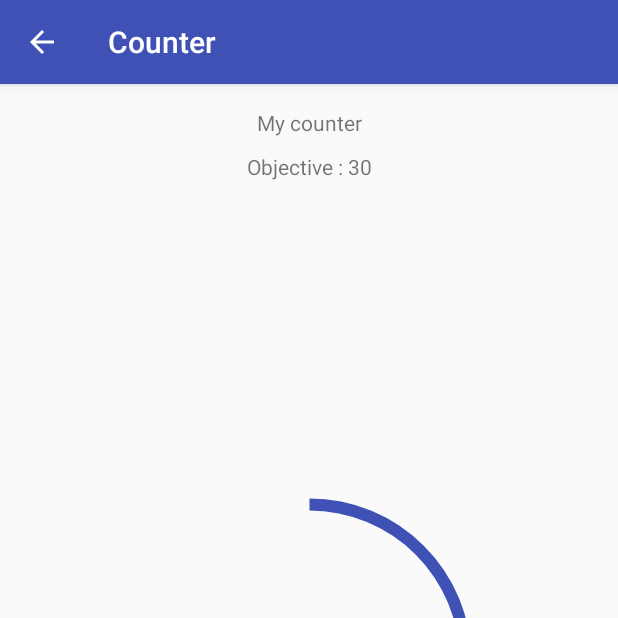
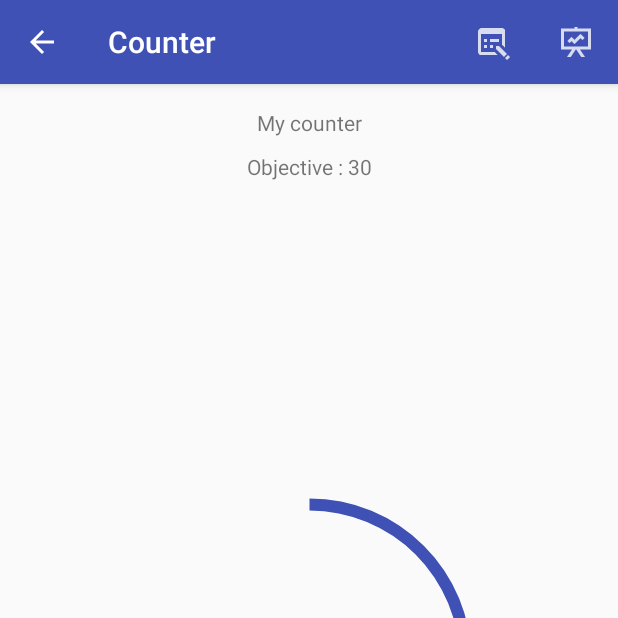
Before and after one commit to moussa-b/counter, an Android app: the CounterActivity screen opened directly, with no data from a screen before it, on a phone screen of 412 x 824 dp, the top half of it. Run offline under Robolectric (Android 15) with nearby library versions, the phone set to English and light mode, and no system bars; libraries missing offline, so code that uses them is left out: com.j256.ormlite; 2 statements that could not run were skipped.

Commit message:
add menu counter edit + statistics

```diff
--- a/app/src/main/java/com/mbo/counter/counter/CounterActivity.java
+++ b/app/src/main/java/com/mbo/counter/counter/CounterActivity.java
@@ -3,6 +3,7 @@ package com.mbo.counter.counter;
 import android.os.Bundle;
 import android.support.v7.app.ActionBar;
 import android.support.v7.app.AppCompatActivity;
+import android.view.Menu;
 
 import com.mbo.counter.R;
 import com.mbo.counter.data.source.ormlite.OrmLiteDataSource;
@@ -48,6 +49,14 @@ public class CounterActivity extends AppCompatActivity
     }
 
     @Override
+    public boolean onCreateOptionsMenu(Menu menu)
+    {
+        // Inflate the menu; this adds items to the action bar if it is present.
+        getMenuInflater().inflate(R.menu.menu_counter, menu);
+        return true;
+    }
+
+    @Override
     public boolean onSupportNavigateUp()
     {
         onBackPressed();
--- a/app/src/main/java/com/mbo/counter/counter/CounterContract.java
+++ b/app/src/main/java/com/mbo/counter/counter/CounterContract.java
@@ -19,10 +19,18 @@ public interface CounterContract
         void setName(String name);
 
         void setProgression(int total, int count);
+
+        void showEditCounter();
+
+        void showCounterStatistics();
+
+        void showCountersList();
     }
 
     interface Presenter extends BasePresenter
     {
+        int getCounterId();
+
         int getTotal();
 
         int incrementCounter();
--- a/app/src/main/java/com/mbo/counter/counter/CounterPresenter.java
+++ b/app/src/main/java/com/mbo/counter/counter/CounterPresenter.java
@@ -31,6 +31,12 @@ public class CounterPresenter implements CounterContract.Presenter
     public void start()
     {
         populateCounter();
+    }
+
+    @Override
+    public int getCounterId()
+    {
+        return mCounterId;
     }
 
     @Override
--- a/app/src/main/java/com/mbo/counter/data/model/Counter.java
+++ b/app/src/main/java/com/mbo/counter/data/model/Counter.java
@@ -1,7 +1,9 @@
 package com.mbo.counter.data.model;
 
 import com.j256.ormlite.field.DatabaseField;
+import com.j256.ormlite.table.DatabaseTable;
 
+@DatabaseTable
 public class Counter
 {
     @DatabaseField(generatedId = true)
--- a/app/src/main/java/com/mbo/counter/data/source/ormlite/OrmLiteDataSource.java
+++ b/app/src/main/java/com/mbo/counter/data/source/ormlite/OrmLiteDataSource.java
@@ -117,6 +117,7 @@ public class OrmLiteDataSource implements CounterDataSource
             e.printStackTrace();
         }
     }
+
     @Override
     public void deleteCounter(int counterId)
     {
--- a/app/src/main/java/com/mbo/counter/home/HomeActivity.java
+++ b/app/src/main/java/com/mbo/counter/home/HomeActivity.java
@@ -68,7 +68,7 @@ public class HomeActivity extends AppCompatActivity implements NavigationView.On
     public boolean onCreateOptionsMenu(Menu menu)
     {
         // Inflate the menu; this adds items to the action bar if it is present.
-        getMenuInflater().inflate(R.menu.home, menu);
+        getMenuInflater().inflate(R.menu.menu_home, menu);
         return true;
     }
 
--- /dev/null
+++ b/app/src/main/res/menu/menu_counter.xml
@@ -0,0 +1,14 @@
+<?xml version="1.0" encoding="utf-8"?>
+<menu xmlns:android="http://schemas.android.com/apk/res/android"
+      xmlns:app="http://schemas.android.com/apk/res-auto">
+    <item
+        android:id="@+id/action_edit"
+        android:icon="@drawable/ic_menu_edit"
+        android:title="@string/action_edit"
+        app:showAsAction="always"/>
+    <item
+        android:id="@+id/action_statistics"
+        android:icon="@drawable/ic_menu_statistics"
+        android:title="@string/action_edit"
+        app:showAsAction="ifRoom"/>
+</menu>
--- a/app/src/main/res/menu/home.xml
+++ b/app/src/main/res/menu/menu_home.xml
@@ -2,8 +2,7 @@
 <menu xmlns:android="http://schemas.android.com/apk/res/android"
       xmlns:app="http://schemas.android.com/apk/res-auto">
     <item
-        android:id="@+id/action_settings"
-        android:orderInCategory="100"
+        android:id="@+id/action_edit"
         android:icon="@drawable/ic_menu_edit"
         android:title="@string/action_edit"
         app:showAsAction="always"/>
```
Also changed, not shown: app/src/main/java/com/mbo/counter/counter/CounterFragment.java (+51 -3 lines), app/src/main/java/com/mbo/counter/data/model/CounterGroup.java (added, +59 -0 lines), app/src/main/java/com/mbo/counter/data/model/Statistic.java (added, +47 -0 lines), app/src/main/java/com/mbo/counter/home/HomeFragment.java (+6 -6 lines), app/src/main/res/drawable-hdpi/ic_menu_settings.png (added), app/src/main/res/drawable-hdpi/ic_menu_statistics.png (added), app/src/main/res/drawable-mdpi/ic_menu_settings.png (added), app/src/main/res/drawable-mdpi/ic_menu_statistics.png (added), app/src/main/res/drawable-xhdpi/ic_menu_settings.png (added), app/src/main/res/drawable-xhdpi/ic_menu_statistics.png (added), app/src/main/res/drawable-xxhdpi/ic_menu_settings.png (added), app/src/main/res/drawable-xxhdpi/ic_menu_statistics.png (added).
